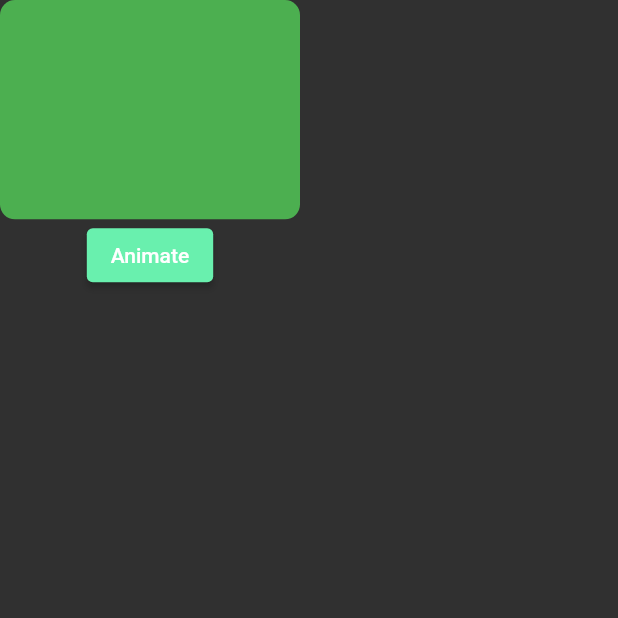
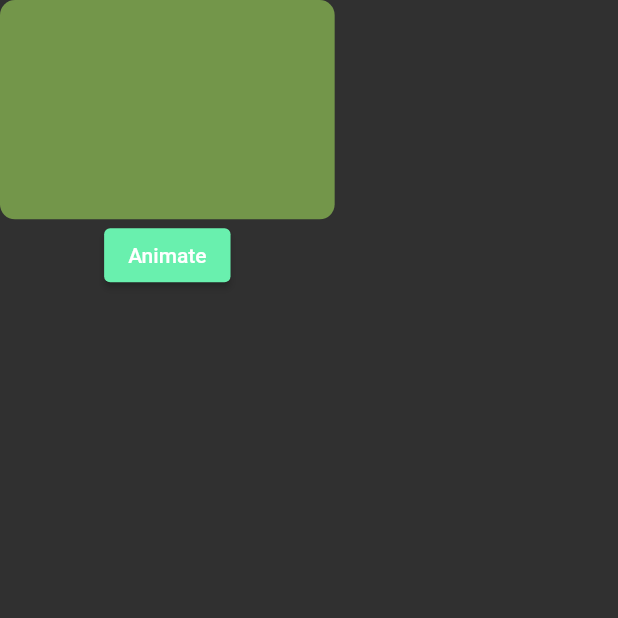
Before and after one commit to irfan701/Flutter, a Flutter app: the CodeAnimationScreen screen opened directly, after a tap on "Animate", on a phone screen of 412 x 824 dp, the top half of it. Run offline on Flutter 3.47's test engine with Material 2 defaults, Android fonts, the light colour scheme and no system bars; our stand-ins replace get, google_fonts, lottie, rive; network calls fail.

Commit message:
AnimatedContainer
AnimatedContainer

```diff
--- a/bin/day8/day_eight/lib/pages/CodeAnimationScreen.dart
+++ b/bin/day8/day_eight/lib/pages/CodeAnimationScreen.dart
@@ -7,10 +7,16 @@ class CodeAnimationScreen extends StatefulWidget {
 
 class _CodeAnimationScreenState extends State<CodeAnimationScreen> {
   double _height = 100;
+  double _width = 200;
+  Color _color = Colors.green;
 
-  double _width = 200;
-
-  Color _color = Colors.green;
+  void animatedContainer() {
+    setState(() {
+      _height = 300;
+      _width = 300;
+      _color = Colors.red;
+    });
+  }
 
   @override
   Widget build(BuildContext context) {
@@ -29,12 +35,7 @@ class _CodeAnimationScreenState extends State<CodeAnimationScreen> {
               ),
             ),
             ElevatedButton(
-                onPressed: () {
-                  setState(() {
-                    _height = 300;
-                  });
-                },
-                child: Text("Animate"))
+                onPressed: () => animatedContainer(), child: Text("Animate"))
           ],
         ),
       ),
```
